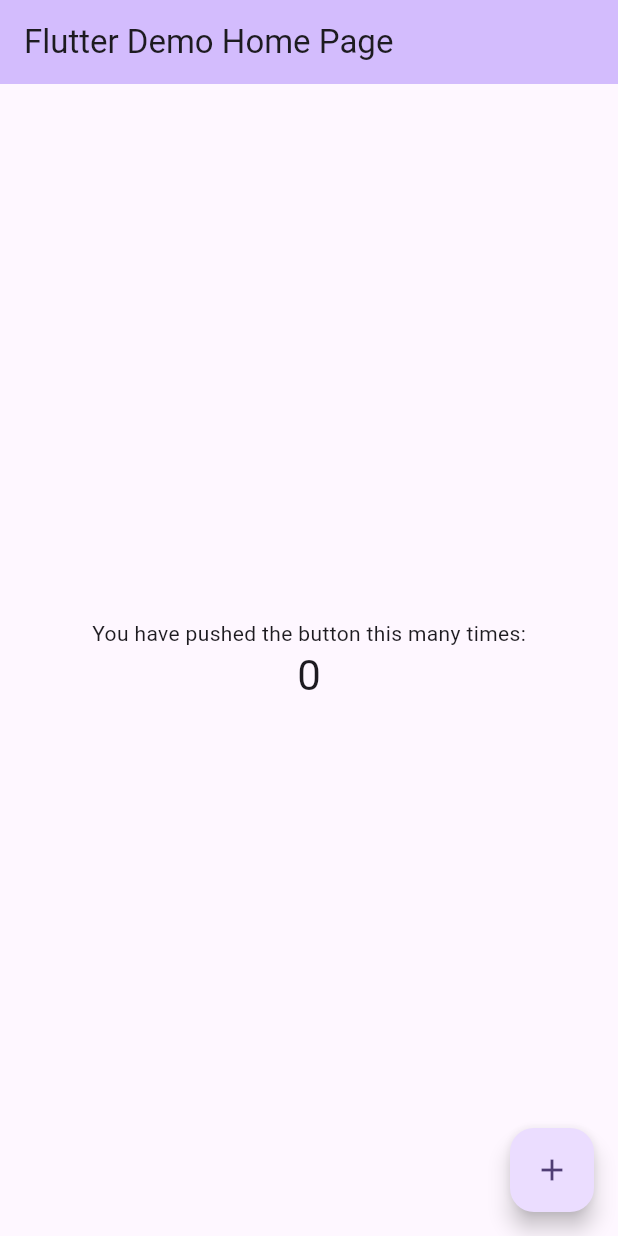
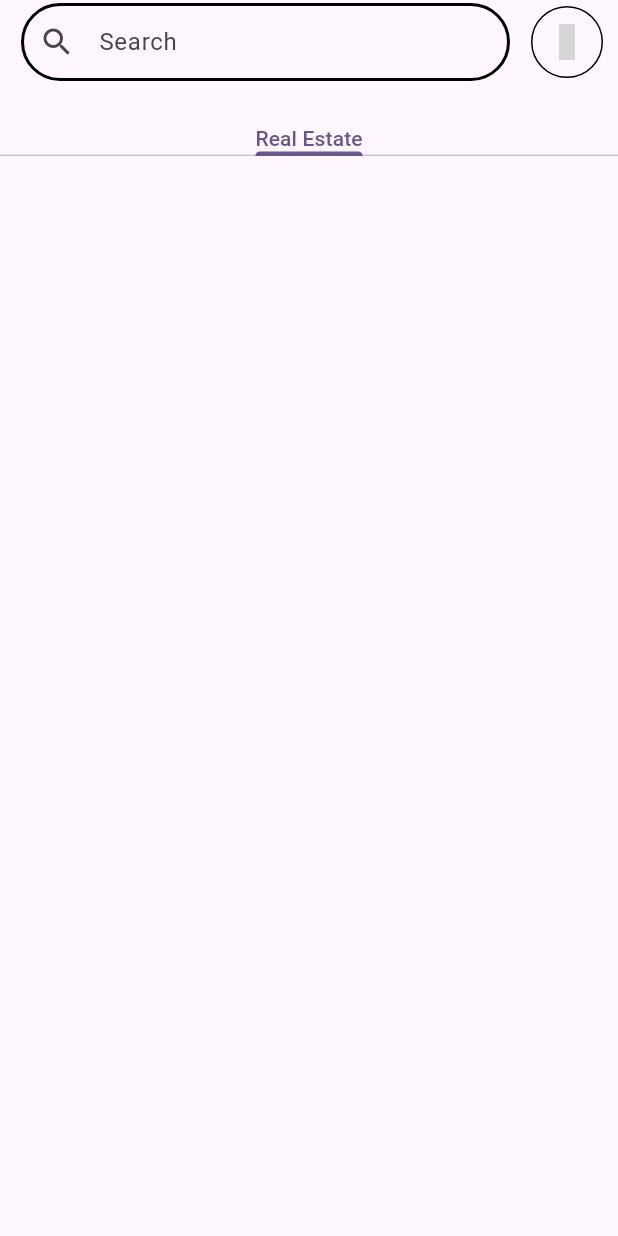
Before and after one commit to Begarudev/real_estate_app_coding_challenge, a Flutter app: the screen it shows after launch, on a phone screen of 412 x 824 dp. Run offline on Flutter 3.47's test engine with Material 3 defaults, Android fonts, the phone set to English and light mode, and no system bars; statements that could not run were skipped; grey boxes are pictures that could not be loaded.

Commit message:
basic changes

```diff
--- a/lib/main.dart
+++ b/lib/main.dart
@@ -1,4 +1,5 @@
 import 'package:flutter/material.dart';
+import 'screens/homepage.dart';
 
 void main() {
   runApp(const MyApp());
@@ -11,23 +12,10 @@
   @override
   Widget build(BuildContext context) {
     return MaterialApp(
-      title: 'Flutter Demo',
+      debugShowCheckedModeBanner: false,
+      // debugShowMaterialGrid: true,
+      title: 'Real Estate',
       theme: ThemeData(
-        // This is the theme of your application.
-        //
-        // TRY THIS: Try running your application with "flutter run". You'll see
-        // the application has a purple toolbar. Then, without quitting the app,
-        // try changing the seedColor in the colorScheme below to Colors.green
-        // and then invoke "hot reload" (save your changes or press the "hot
-        // reload" button in a Flutter-supported IDE, or press "r" if you used
-        // the command line to start the app).
-        //
-        // Notice that the counter didn't reset back to zero; the application
-        // state is not lost during the reload. To reset the state, use hot
-        // restart instead.
-        //
-        // This works for code too, not just values: Most code changes can be
-        // tested with just a hot reload.
         colorScheme: ColorScheme.fromSeed(seedColor: Colors.deepPurple),
         useMaterial3: true,
       ),
@@ -35,91 +23,3 @@
     );
   }
 }
-
-class MyHomePage extends StatefulWidget {
-  const MyHomePage({super.key, required this.title});
-
-  // This widget is the home page of your application. It is stateful, meaning
-  // that it has a State object (defined below) that contains fields that affect
-  // how it looks.
-
-  // This class is the configuration for the state. It holds the values (in this
-  // case the title) provided by the parent (in this case the App widget) and
-  // used by the build method of the State. Fields in a Widget subclass are
-  // always marked "final".
-
-  final String title;
-
-  @override
-  State<MyHomePage> createState() => _MyHomePageState();
-}
-
-class _MyHomePageState extends State<MyHomePage> {
-  int _counter = 0;
-
-  void _incrementCounter() {
-    setState(() {
-      // This call to setState tells the Flutter framework that something has
-      // changed in this State, which causes it to rerun the build method below
-      // so that the display can reflect the updated values. If we changed
-      // _counter without calling setState(), then the build method would not be
-      // called again, and so nothing would appear to happen.
-      _counter++;
-    });
-  }
-
-  @override
-  Widget build(BuildContext context) {
-    // This method is rerun every time setState is called, for instance as done
-    // by the _incrementCounter method above.
-    //
-    // The Flutter framework has been optimized to make rerunning build methods
-    // fast, so that you can just rebuild anything that needs updating rather
-    // than having to individually change instances of widgets.
-    return Scaffold(
-      appBar: AppBar(
-        // TRY THIS: Try changing the color here to a specific color (to
-        // Colors.amber, perhaps?) and trigger a hot reload to see the AppBar
-        // change color while the other colors stay the same.
-        backgroundColor: Theme.of(context).colorScheme.inversePrimary,
-        // Here we take the value from the MyHomePage object that was created by
-        // the App.build method, and use it to set our appbar title.
-        title: Text(widget.title),
-      ),
-      body: Center(
-        // Center is a layout widget. It takes a single child and positions it
-        // in the middle of the parent.
-        child: Column(
-          // Column is also a layout widget. It takes a list of children and
-          // arranges them vertically. By default, it sizes itself to fit its
-          // children horizontally, and tries to be as tall as its parent.
-          //
-          // Column has various properties to control how it sizes itself and
-          // how it positions its children. Here we use mainAxisAlignment to
-          // center the children vertically; the main axis here is the vertical
-          // axis because Columns are vertical (the cross axis would be
-          // horizontal).
-          //
-          // TRY THIS: Invoke "debug painting" (choose the "Toggle Debug Paint"
-          // action in the IDE, or press "p" in the console), to see the
-          // wireframe for each widget.
-          mainAxisAlignment: MainAxisAlignment.center,
-          children: <Widget>[
-            const Text(
-              'You have pushed the button this many times:',
-            ),
-            Text(
-              '$_counter',
-              style: Theme.of(context).textTheme.headlineMedium,
-            ),
-          ],
-        ),
-      ),
-      floatingActionButton: FloatingActionButton(
-        onPressed: _incrementCounter,
-        tooltip: 'Increment',
-        child: const Icon(Icons.add),
-      ), // This trailing comma makes auto-formatting nicer for build methods.
-    );
-  }
-}
--- /dev/null
+++ b/lib/screens/homepage.dart
@@ -0,0 +1,36 @@
+import 'package:flutter/material.dart';
+
+import '../widgets/homepage_searchbox.dart';
+
+class MyHomePage extends StatelessWidget {
+  const MyHomePage({super.key, required String title});
+
+  @override
+  Widget build(BuildContext context) {
+    return DefaultTabController(
+      length: 1,
+      child: Scaffold(
+        appBar: AppBar(
+          title: HomePageSearchBox(),
+          actions: [
+            Container(
+              margin: EdgeInsets.fromLTRB(0, 0, 10, 0),
+              width: 48,
+              height: 48,
+              decoration: BoxDecoration(
+                shape: BoxShape.circle,
+                border: Border.all(color: Colors.black),
+              ),
+              child: Icon(Icons.),
+            )
+          ],
+          bottom: TabBar(
+            tabs: [
+              Text("Real Estate"),
+            ],
+          ),
+        ),
+      ),
+    );
+  }
+}
--- /dev/null
+++ b/lib/widgets/homepage_searchbox.dart
@@ -0,0 +1,32 @@
+import 'package:flutter/material.dart';
+
+class HomePageSearchBox extends StatelessWidget {
+  const HomePageSearchBox({
+    super.key,
+  });
+
+  @override
+  Widget build(BuildContext context) {
+    return Container(
+      alignment: Alignment.center,
+      padding: EdgeInsets.fromLTRB(10, 0, 10, 0),
+      decoration: ShapeDecoration(
+          shape: RoundedRectangleBorder(
+            borderRadius: BorderRadius.circular(40),
+            side: BorderSide(
+                color: Colors.black,
+                width: 2,
+                strokeAlign: 1,
+                style: BorderStyle.solid),
+          ),
+          color: Colors.transparent),
+      child: TextField(
+        decoration: InputDecoration(
+            icon: Icon(Icons.search),
+            // label: Text("Search"),
+            hintText: "Search",
+            border: InputBorder.none),
+      ),
+    );
+  }
+}
--- a/pubspec.yaml
+++ b/pubspec.yaml
@@ -35,6 +35,7 @@ dependencies:
   # The following adds the Cupertino Icons font to your application.
   # Use with the CupertinoIcons class for iOS style icons.
   cupertino_icons: ^1.0.2
+  flutter_feather_icons: ^2.0.0+1
 
 dev_dependencies:
   flutter_test:
```
Also changed, not shown: pubspec.lock.
